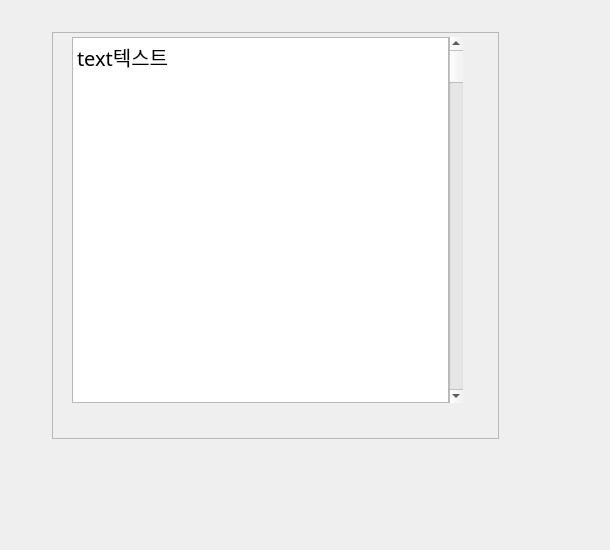
Above: ui/SimpleTranslatePopup.ui from KimYubin/SolTranslator before the change. Below: the same form after it.
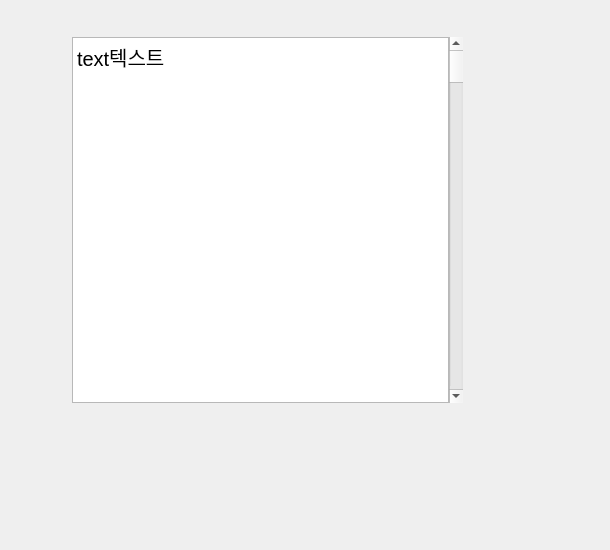
That is the form after the change.

Commit message:
[개선] 심플 팝업 폰트 서브 안티 적용. 애니메이션 개선
1. 폰트에 서브 안티에일리어싱 적용안됐던 문제 개선
 - 배경이 투명이있으면 안됐음.
 - 기존: 최상위 위젯 투명 + 최상위 위젯에서 폰트 설정.
 - 개선: 최상위 위젯 투명 + 텍스트 에디트(브라우저)에서 폰트 설정 + 텍스트 에디트 및 QFrame의 배경 완전 불투명
 - 이게 확실한 문제 해결 이유인지는 알수 없음.

2. 애니메이션 개선
 - 여러번 업데이트되면 부드럽게 안되고 뚝뚝끊겨서 업데이트 되던 문제 해결.
   - 애니메이션 start를 하면 stop이 안됐었음.
   - startVal, endVal은 제대로 업데이트 됐었음.
   - 이렇게 되면 시간은 줄어든 상태인데, 목표 size는 커졌음(0.01초 남았는데 사이즈 목표가 100 커지는 등)
   - 그래서 start전에 stop()함수 호출

 - 캐시가 아니고, 텀때문에 한방에 업데이트되는 번역에서 최대 크기보다 작게 나오는 문제 수정
  - 완료 함수가 호출되어도 타이머 함수가 발동 중이었음.

The edit to the form file:
```diff
--- a/ui/SimpleTranslatePopup.ui
+++ b/ui/SimpleTranslatePopup.ui
@@ -13,22 +13,9 @@
     <height>550</height>
    </rect>
   </property>
-  <property name="font">
-   <font>
-    <family>맑은 고딕</family>
-    <pointsize>15</pointsize>
-    <italic>false</italic>
-    <bold>false</bold>
-    <stylestrategy>PreferAntialias</stylestrategy>
-    <hintingpreference>PreferNoHinting</hintingpreference>
-   </font>
-  </property>
   <property name="windowTitle">
    <string>SimpleTranslatePopup</string>
   </property>
-  <property name="styleSheet">
-   <string notr="true"/>
-  </property>
   <widget class="QWidget" name="verticalLayoutWidget">
    <property name="geometry">
     <rect>
@@ -56,12 +43,6 @@
     </property>
     <item>
      <widget class="QFrame" name="bgFrame">
-      <property name="frameShape">
-       <enum>QFrame::Shape::StyledPanel</enum>
-      </property>
-      <property name="frameShadow">
-       <enum>QFrame::Shadow::Raised</enum>
-      </property>
       <property name="lineWidth">
        <number>0</number>
       </property>
@@ -122,6 +103,12 @@
               <verstretch>0</verstretch>
              </sizepolicy>
             </property>
+            <property name="font">
+             <font>
+              <pointsize>15</pointsize>
+              <stylestrategy>PreferAntialias</stylestrategy>
+             </font>
+            </property>
             <property name="horizontalScrollBarPolicy">
              <enum>Qt::ScrollBarPolicy::ScrollBarAlwaysOff</enum>
             </property>
```
Left out of the diff: 3 changed lines with no effect on the pictures. The commit also changes 2 other files.
